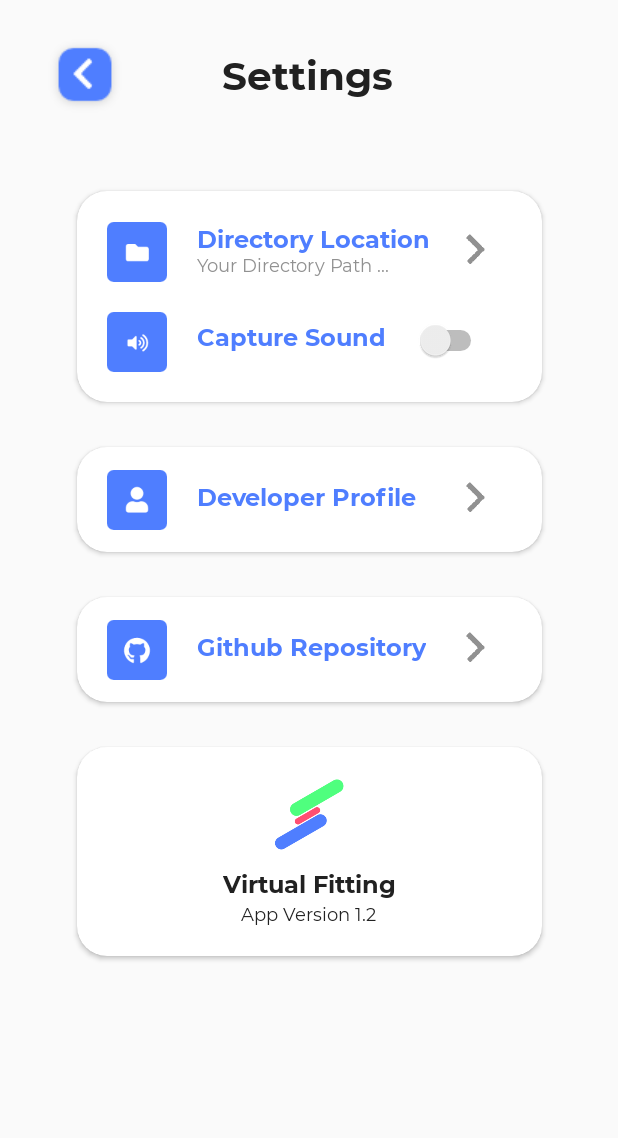
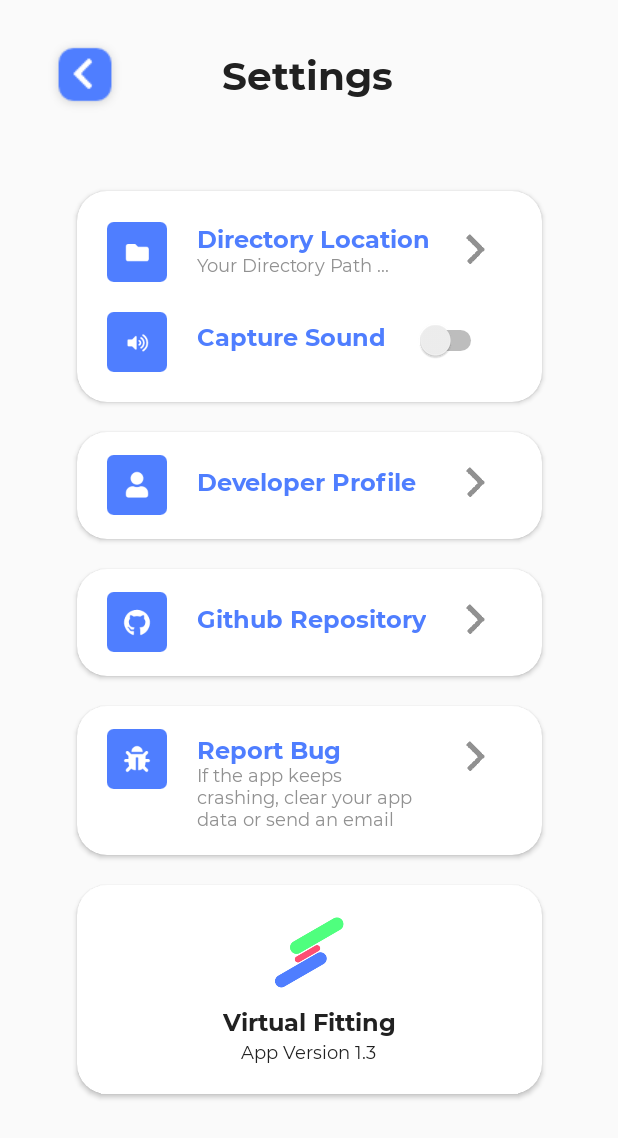
Before and after one commit to bimasatria5122/VirtualFitting, an Android app: the layout activity_settings.xml on its own in the app's theme, with its tools: preview values and no code run, on a phone screen of 412 x 824 dp. Shown: the top 1138 px of the screen. Run offline under Robolectric (Android 15) with nearby library versions, the phone set to English and light mode, and no system bars; network calls fail.

Commit message:
Add report bug feature, Memperbaiki UI, Initialize v 1.3

```diff
--- a/app/build.gradle
+++ b/app/build.gradle
@@ -12,7 +12,7 @@ android {
         minSdkVersion 25
         targetSdkVersion 30
         versionCode 1
-        versionName "1.2"
+        versionName "1.3"
 
         testInstrumentationRunner "androidx.test.runner.AndroidJUnitRunner"
     }
--- a/app/src/main/java/com/revton/virtualfitting/Settings.kt
+++ b/app/src/main/java/com/revton/virtualfitting/Settings.kt
@@ -50,6 +50,11 @@ class Settings : AppCompatActivity() {
             startActivity(Intent(this, DeveloperProfile::class.java)) //Show Activity DeveloperProfile
         }
 
+        card_view_bug.setOnClickListener{
+            Animation().buttonClickedScale(card_view_bug) //Add Animation when button clicked
+            startActivity(Intent(this, ReportBug::class.java)) //Show Activity DeveloperProfile
+        }
+
         card_view_repo.setOnClickListener{
             Animation().buttonClickedScale(card_view_repo) //Add Animation when button clicked
             startActivity(Intent(Intent.ACTION_VIEW, Uri.parse("https://github.com/bimasatria5122/VirtualFitting")))
--- a/app/src/main/res/layout/activity_settings.xml
+++ b/app/src/main/res/layout/activity_settings.xml
@@ -63,7 +63,7 @@
                 android:layout_width="310dp"
                 android:layout_height="wrap_content"
                 android:layout_marginTop="50dp"
-                android:layout_marginBottom="30dp"
+                android:layout_marginBottom="20dp"
                 app:cardCornerRadius="20dp"
                 android:gravity="center_vertical"
                 app:layout_constraintTop_toTopOf="parent"
@@ -173,7 +173,7 @@
                 </LinearLayout>
 
             </androidx.cardview.widget.CardView>
-            <!--End CardView Develeoper Profile -->
+            <!--End CardView Folder & Capture Sound -->
 
 
 
@@ -182,9 +182,9 @@
             <androidx.cardview.widget.CardView
                 android:id="@+id/card_view_dev"
                 android:layout_width="310dp"
-                android:layout_height="70dp"
-                android:layout_marginTop="30dp"
-                android:layout_marginBottom="30dp"
+                android:layout_height="wrap_content"
+                android:layout_marginTop="20dp"
+                android:layout_marginBottom="20dp"
                 app:cardCornerRadius="20dp"
                 android:gravity="center_vertical"
                 app:layout_constraintBottom_toTopOf="@+id/card_view_repo"
@@ -199,6 +199,7 @@
                     android:layout_height="40dp"
                     android:layout_marginStart="20dp"
                     android:layout_marginTop="15dp"
+                    android:layout_marginBottom="16dp"
                     app:srcCompat="@drawable/profile_lg" />
                 <!-- End Profile Icon -->
 
@@ -235,23 +236,24 @@
             <androidx.cardview.widget.CardView
                 android:id="@+id/card_view_repo"
                 android:layout_width="310dp"
-                android:layout_height="70dp"
+                android:layout_height="wrap_content"
                 android:padding="10dp"
-                android:layout_marginBottom="30dp"
+                android:layout_marginBottom="20dp"
                 app:cardCornerRadius="20dp"
-                app:layout_constraintBottom_toTopOf="@id/card_view_about"
+                app:layout_constraintBottom_toTopOf="@id/card_view_bug"
                 app:layout_constraintEnd_toEndOf="parent"
                 app:layout_constraintStart_toStartOf="parent">
 
-                <!-- Profile Icon -->
+                <!-- Github Icon -->
                 <ImageView
                     android:id="@+id/github_icon"
                     android:layout_width="40dp"
                     android:layout_height="40dp"
                     android:layout_marginStart="20dp"
                     android:layout_marginTop="15dp"
+                    android:layout_marginBottom="16dp"
                     app:srcCompat="@drawable/github_lg" />
-                <!-- End Profile Icon -->
+                <!-- End Github Icon -->
 
 
                 <TextView
@@ -280,6 +282,73 @@
 
             </androidx.cardview.widget.CardView>
             <!--End CardView Github Repository -->
+
+
+
+            <!-- CardView Bug Report -->
+            <androidx.cardview.widget.CardView
+                android:id="@+id/card_view_bug"
+                android:layout_width="310dp"
+                android:layout_height="wrap_content"
+                android:padding="10dp"
+                android:layout_marginBottom="20dp"
+                app:cardCornerRadius="20dp"
+                app:layout_constraintBottom_toTopOf="@id/card_view_about"
+                app:layout_constraintEnd_toEndOf="parent"
+                app:layout_constraintStart_toStartOf="parent">
+
+                <!-- Bug Icon -->
+                <ImageView
+                    android:id="@+id/bug_icon"
+                    android:layout_width="40dp"
+                    android:layout_height="40dp"
+                    android:layout_marginStart="20dp"
+                    android:layout_marginTop="15dp"
+                    app:srcCompat="@drawable/bug_lg" />
+                <!-- End Bug Icon -->
+
+
+                <TextView
+                    android:id="@+id/bug_report"
+                    android:layout_width="wrap_content"
+                    android:layout_height="wrap_content"
+                    android:layout_marginStart="80dp"
+                    android:layout_marginEnd="70dp"
+                    android:layout_marginTop="18dp"
+                    android:fontFamily="@font/monserrat_bold"
+                    android:text="Report Bug"
+                    android:textColor="@color/colorPrimaryDark"
+                    android:textSize="16sp" />
+
+                <TextView
+                    android:id="@+id/bug_desc"
+                    android:layout_width="150dp"
+                    android:layout_height="wrap_content"
+                    android:layout_marginTop="38dp"
+                    android:layout_marginStart="80dp"
+                    android:layout_marginEnd="70dp"
+                    android:layout_marginBottom="16dp"
+                    android:fontFamily="@font/monserrat_reguler"
+                    android:text="@string/bug_report_desc"
+                    android:textColor="@color/gray"
+                    android:textSize="12sp"/>
+
+
+
+                <!-- Chevron Icon -->
+                <ImageView
+                    android:id="@+id/bug_chv"
+                    android:layout_width="30dp"
+                    android:layout_height="30dp"
+                    android:layout_marginTop="19dp"
+                    android:layout_marginStart="250dp"
+                    app:srcCompat="@drawable/chv" />
+                <!-- End Chevron Icon -->
+
+
+            </androidx.cardview.widget.CardView>
+            <!--End CardView Bug Report -->
+
 
 
 
@@ -326,7 +395,7 @@
                         android:layout_width="wrap_content"
                         android:layout_height="wrap_content"
                         android:fontFamily="@font/monserrat_reguler"
-                        android:text="App Version 1.2"
+                        android:text="App Version 1.3"
                         android:textColor="@color/dark"
                         android:textSize="12sp"
                         android:layout_marginTop="1dp" />
--- a/app/src/main/res/values/strings.xml
+++ b/app/src/main/res/values/strings.xml
@@ -5,6 +5,8 @@
     <string name="allow_camera_title">Allow Camera Access</string>
     <string name="allow_storage_desc">Allow your storage access to save the fit clothes picture</string>
     <string name="allow_camera_desc">Allow your camera access to capture the model</string>
+    <string name="bug_report_desc">If the app keeps crashing, clear your app data or send an email</string>
+    <string name="email_send_desc">This email will send it to bimasatria5122@gmail.com</string>
 
 
 </resources>
```
Also changed, not shown: app/src/main/AndroidManifest.xml (+6 -1 lines), app/src/main/java/com/revton/virtualfitting/ReportBug.kt (added, +58 -0 lines), app/src/main/res/layout/activity_developer_profile.xml (+5 -5 lines), app/src/main/res/layout/activity_report_bug.xml (added, +159 -0 lines), app/src/main/res/drawable/bug_lg.png (added), app/src/main/res/drawable/button_blue_lg.png (added).
